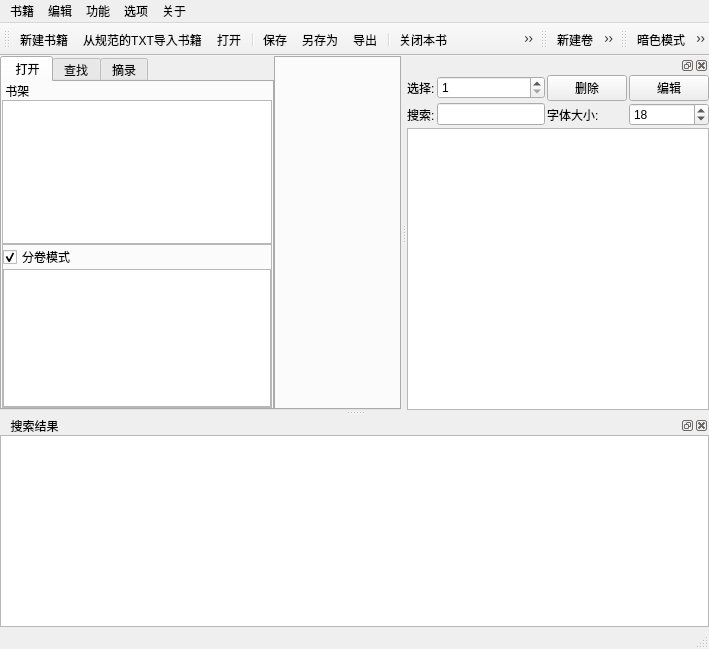
First picture: the form in mainwindow.ui, repository shg1969/Book-Editor, before the edit.
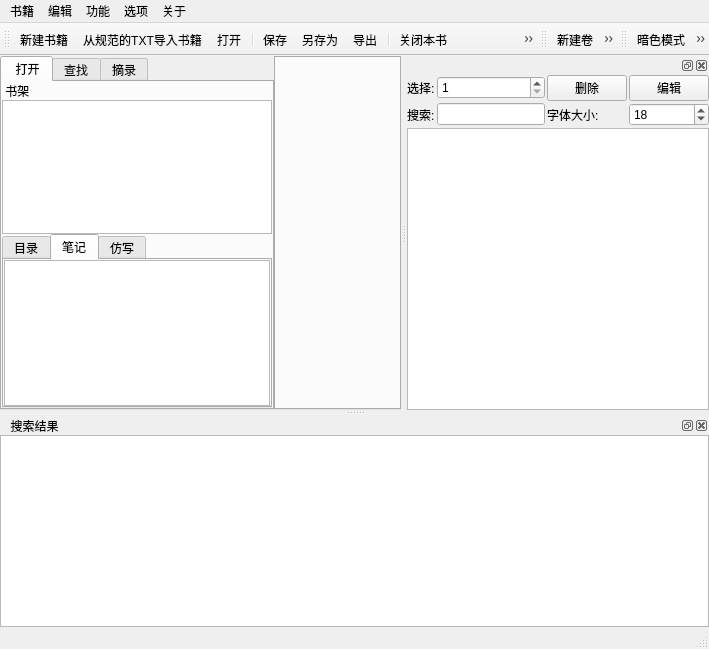
Second picture: the form after the edit. The open tabs and pages were chosen to show the change. Icons and pictures are not drawn.

```diff
--- a/mainwindow.ui
+++ b/mainwindow.ui
@@ -97,16 +97,17 @@
              <enum>Qt::CustomContextMenu</enum>
             </property>
            </widget>
-           <widget class="QFrame" name="frame">
-            <property name="frameShape">
-             <enum>QFrame::StyledPanel</enum>
+           <widget class="QTabWidget" name="dir_tabWidget">
+            <property name="currentIndex">
+             <number>0</number>
             </property>
-            <property name="frameShadow">
-             <enum>QFrame::Raised</enum>
-            </property>
+            <widget class="QWidget" name="dir_tab" native="true">
+             <attribute name="title">
+              <string>目录</string>
+             </attribute>
             <layout class="QVBoxLayout" name="verticalLayout_3">
              <property name="spacing">
-              <number>0</number>
+               <number>2</number>
              </property>
              <property name="leftMargin">
               <number>0</number>
@@ -150,6 +151,57 @@
              </item>
             </layout>
            </widget>
+            <widget class="QWidget" name="tab">
+             <attribute name="title">
+              <string>笔记</string>
+             </attribute>
+             <layout class="QVBoxLayout" name="verticalLayout_6">
+              <property name="spacing">
+               <number>2</number>
+              </property>
+              <property name="leftMargin">
+               <number>0</number>
+              </property>
+              <property name="topMargin">
+               <number>0</number>
+              </property>
+              <property name="rightMargin">
+               <number>0</number>
+              </property>
+              <property name="bottomMargin">
+               <number>0</number>
+              </property>
+              <item>
+               <widget class="QListWidget" name="chapter_note_listWidget"/>
+              </item>
+             </layout>
+            </widget>
+            <widget class="QWidget" name="tab_2">
+             <attribute name="title">
+              <string>仿写</string>
+             </attribute>
+             <layout class="QVBoxLayout" name="verticalLayout_7">
+              <property name="spacing">
+               <number>2</number>
+              </property>
+              <property name="leftMargin">
+               <number>0</number>
+              </property>
+              <property name="topMargin">
+               <number>0</number>
+              </property>
+              <property name="rightMargin">
+               <number>0</number>
+              </property>
+              <property name="bottomMargin">
+               <number>0</number>
+              </property>
+              <item>
+               <widget class="QListWidget" name="chapter_imitating_listWidget"/>
+              </item>
+             </layout>
+            </widget>
+           </widget>
           </widget>
          </item>
         </layout>
```
Left out of the diff: 10 changed lines with no effect on the pictures. Lines whose indentation alone changed are shown as unchanged.
